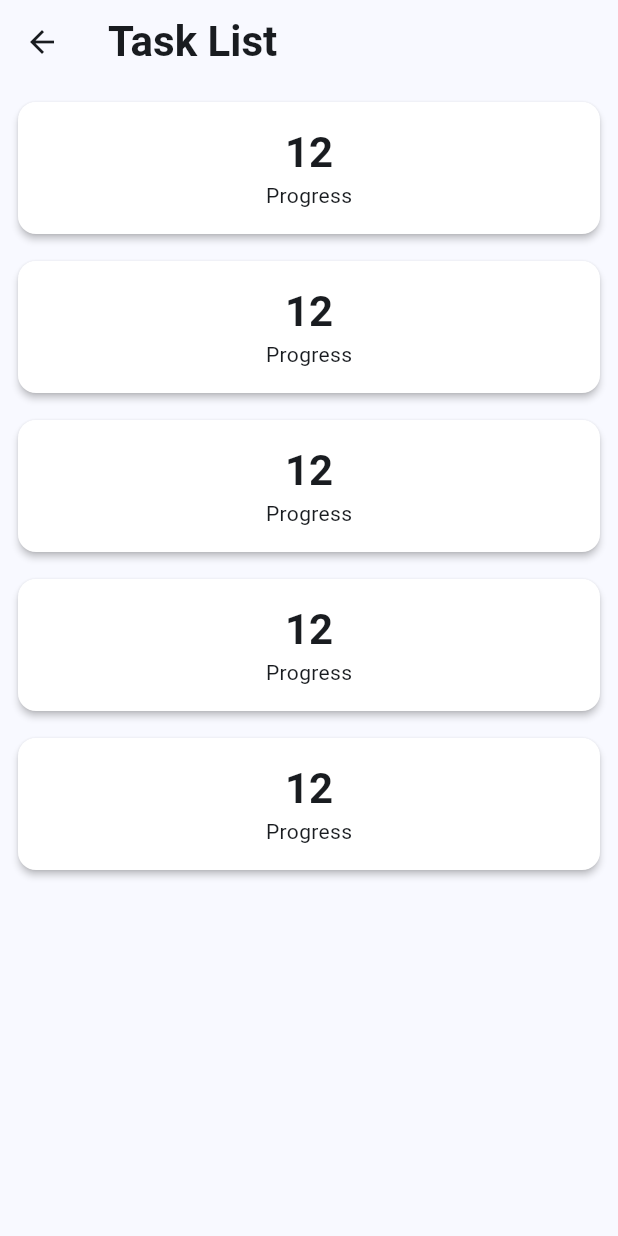
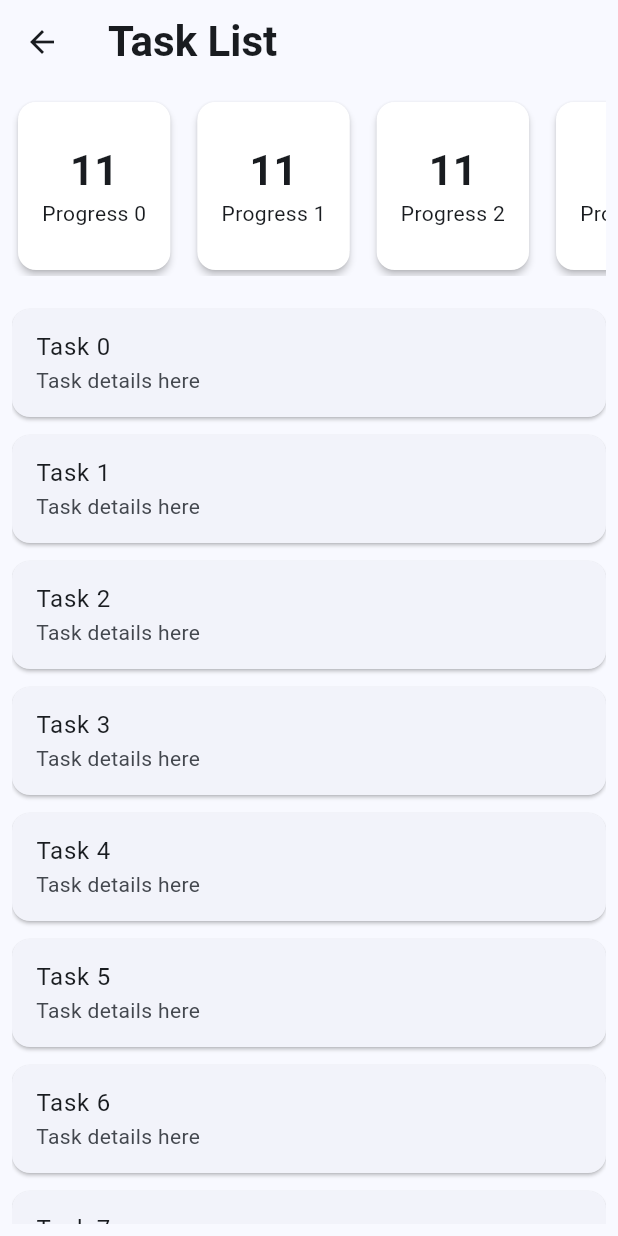
Before and after one commit to 0viKhan/task_manager, a Flutter app: the NewTaskListScreen screen opened directly, on a phone screen of 412 x 824 dp. Run offline on Flutter 3.47's test engine with Material 3 defaults, Android fonts, the phone set to English and light mode, and no system bars; our stand-ins replace flutter_svg; network calls fail.

Commit message:
Merge remote-tracking branch 'origin/main'
# Conflicts:
#	lib/design/app.dart
#	lib/screejn/set_passwrd.dart

```diff
--- a/lib/screejn/new_task_list_screen.dart
+++ b/lib/screejn/new_task_list_screen.dart
@@ -12,22 +12,42 @@ class _NewTaskListScreenState extends State<NewTaskListScreen> {
   @override
   Widget build(BuildContext context) {
     return Scaffold(
-      appBar: AppBar(title: const Text('Task List')),
+      appBar: AppBar(title: const Text("Task List")),
       body: Padding(
         padding: const EdgeInsets.all(8.0),
         child: Column(
           children: [
-            Expanded(
+            // Horizontal list
+            SizedBox(
+              height: 120,
               child: ListView.separated(
-                itemCount: 5, // example: 5 items
+                scrollDirection: Axis.horizontal,
+                itemCount: 4,
                 itemBuilder: (context, index) {
                   return TaskCountSummary(
-                    title: 'Progress',
-                    count: 12,
+                    title: 'Progress $index',
+                    count: 11,
                   );
                 },
-                separatorBuilder: (context, index) {
-                  return const SizedBox(height: 10); // space between cards
+                separatorBuilder: (context, index) =>
+                const SizedBox(width: 10),
+              ),
+            ),
+
+            const SizedBox(height: 16),
+
+            // Vertical list
+            Expanded(
+              child: ListView.builder(
+                itemCount: 10,
+                itemBuilder: (context, index) {
+                  return Card(
+                    margin: const EdgeInsets.symmetric(vertical: 6),
+                    child: ListTile(
+                      title: Text("Task $index"),
+                      subtitle: const Text("Task details here"),
+                    ),
+                  );
                 },
               ),
             ),
@@ -56,6 +76,7 @@ class TaskCountSummary extends StatelessWidget {
       child: Padding(
         padding: const EdgeInsets.all(16.0),
         child: Column(
+          mainAxisAlignment: MainAxisAlignment.center,
           children: [
             Text(
               '$count',
```
